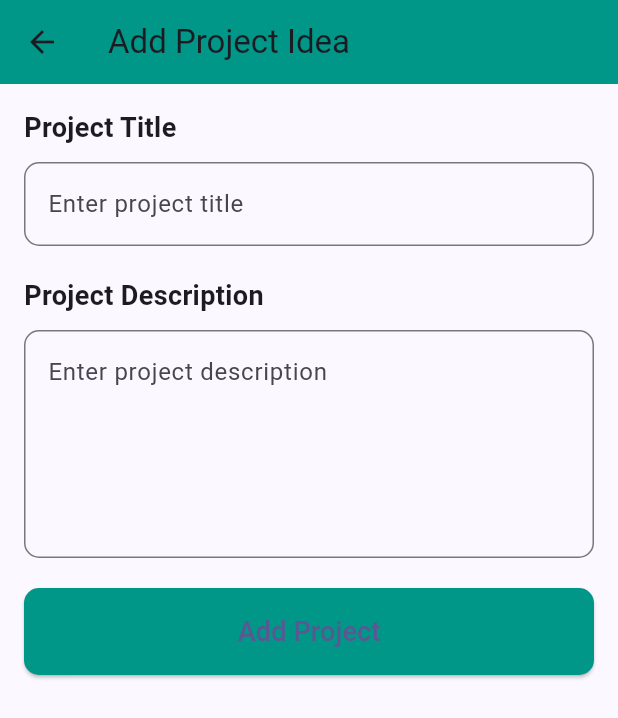
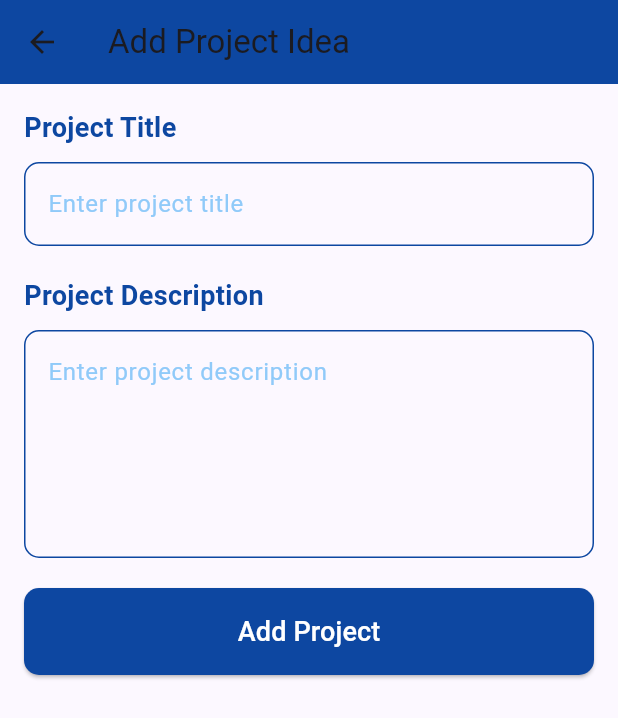
Before and after one commit to beyzacoban/OUA-Bootcamp-2024, a Flutter app: the ProjectAdditionPage screen opened directly with empty values, on a phone screen of 412 x 824 dp. Shown: the top 718 px of the screen. Run offline on Flutter 3.47's test engine with Material 3 defaults, Android fonts, the phone set to English and light mode, and no system bars; our stand-ins replace firebase_auth, firebase_core, shared_preferences; accounts and stored records are empty.

Commit message:
Added new features

```diff
--- a/lib/pages/friends_page.dart
+++ b/lib/pages/friends_page.dart
@@ -1,5 +1,5 @@
 import 'package:flutter/material.dart';
-import 'chat_page.dart'; // ChatPage sınıfını doğru şekilde import edin.
+import 'chat_page.dart';
 
 class FriendsPage extends StatelessWidget {
   final List<String> friends;
@@ -10,14 +10,14 @@ class FriendsPage extends StatelessWidget {
   Widget build(BuildContext context) {
     return Scaffold(
       appBar: AppBar(
-        title: Text('Friends'),
+        title: const Text('Friends'),
       ),
       body: ListView.builder(
         itemCount: friends.length,
         itemBuilder: (context, index) {
           return ListTile(
             title: Text(friends[index]),
-            leading: Icon(Icons.message), // Mesaj ikonu ekleyin
+            leading: const Icon(Icons.message),
             onTap: () {
               Navigator.push(
                 context,
--- a/lib/pages/project_addition_page.dart
+++ b/lib/pages/project_addition_page.dart
@@ -14,7 +14,7 @@ class ProjectAdditionPage extends StatelessWidget {
     return Scaffold(
       appBar: AppBar(
         title: const Text("Add Project Idea"),
-        backgroundColor: Colors.teal,
+        backgroundColor: const Color(0xFF0D47A1), // Deep Blue
       ),
       body: Padding(
         padding: const EdgeInsets.all(16.0),
@@ -26,6 +26,7 @@ class ProjectAdditionPage extends StatelessWidget {
               style: TextStyle(
                 fontSize: 18.0,
                 fontWeight: FontWeight.bold,
+                color: Color(0xFF0D47A1), // Deep Blue
               ),
             ),
             const SizedBox(height: 10),
@@ -33,8 +34,25 @@ class ProjectAdditionPage extends StatelessWidget {
               controller: titleController,
               decoration: InputDecoration(
                 hintText: "Enter project title",
+                hintStyle:
+                    const TextStyle(color: Color(0xFF90CAF9)), // Light Blue
                 border: OutlineInputBorder(
                   borderRadius: BorderRadius.circular(10.0),
+                  borderSide: const BorderSide(
+                    color: Color(0xFF0D47A1), // Deep Blue
+                  ),
+                ),
+                enabledBorder: OutlineInputBorder(
+                  borderRadius: BorderRadius.circular(10.0),
+                  borderSide: const BorderSide(
+                    color: Color(0xFF0D47A1), // Deep Blue
+                  ),
+                ),
+                focusedBorder: OutlineInputBorder(
+                  borderRadius: BorderRadius.circular(10.0),
+                  borderSide: const BorderSide(
+                    color: Color(0xFF0D47A1), // Deep Blue
+                  ),
                 ),
               ),
             ),
@@ -44,6 +62,7 @@ class ProjectAdditionPage extends StatelessWidget {
               style: TextStyle(
                 fontSize: 18.0,
                 fontWeight: FontWeight.bold,
+                color: Color(0xFF0D47A1), // Deep Blue
               ),
             ),
             const SizedBox(height: 10),
@@ -52,8 +71,25 @@ class ProjectAdditionPage extends StatelessWidget {
               maxLines: 5,
               decoration: InputDecoration(
                 hintText: "Enter project description",
+                hintStyle:
+                    const TextStyle(color: Color(0xFF90CAF9)), // Light Blue
                 border: OutlineInputBorder(
                   borderRadius: BorderRadius.circular(10.0),
+                  borderSide: const BorderSide(
+                    color: Color(0xFF0D47A1), // Deep Blue
+                  ),
+                ),
+                enabledBorder: OutlineInputBorder(
+                  borderRadius: BorderRadius.circular(10.0),
+                  borderSide: const BorderSide(
+                    color: Color(0xFF0D47A1), // Deep Blue
+                  ),
+                ),
+                focusedBorder: OutlineInputBorder(
+                  borderRadius: BorderRadius.circular(10.0),
+                  borderSide: const BorderSide(
+                    color: Color(0xFF0D47A1), // Deep Blue
+                  ),
                 ),
               ),
             ),
@@ -67,7 +103,7 @@ class ProjectAdditionPage extends StatelessWidget {
                 },
                 style: ElevatedButton.styleFrom(
                   padding: const EdgeInsets.symmetric(vertical: 16.0),
-                  backgroundColor: Colors.teal,
+                  backgroundColor: const Color(0xFF0D47A1), // Deep Blue
                   shape: RoundedRectangleBorder(
                     borderRadius: BorderRadius.circular(10.0),
                   ),
@@ -76,6 +112,7 @@ class ProjectAdditionPage extends StatelessWidget {
                   "Add Project",
                   style: TextStyle(
                     fontSize: 18.0,
+                    color: Colors.white,
                   ),
                 ),
               ),
```
Also changed, not shown: lib/pages/ai_assistant_page.dart (added, +72 -0 lines), lib/pages/chat_page.dart (+18 -6 lines), lib/pages/home_page.dart (+23 -10 lines), lib/pages/settings_page.dart (+17 -15 lines).
